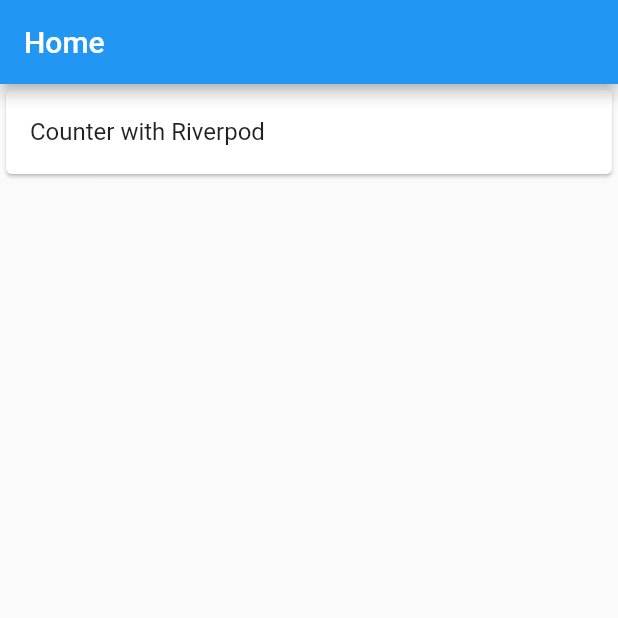
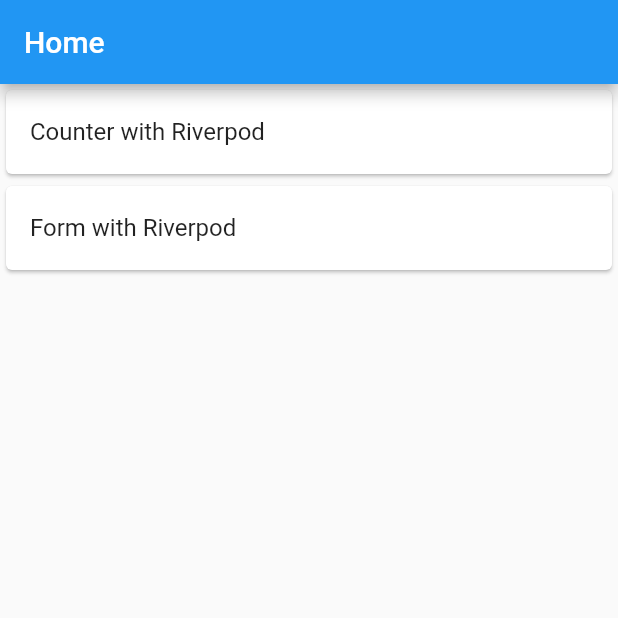
Before and after one commit to eno314/flutter_demo, a Flutter app: the screen it shows after launch, on a phone screen of 412 x 824 dp, the top half of it. Run offline on Flutter 3.47's test engine with Material 2 defaults, Android fonts, the phone set to English and light mode, and no system bars; our stand-ins replace flutter_riverpod.

Commit message:
add form page link to home.

```diff
--- /dev/null
+++ b/lib/form/form_page.dart
@@ -0,0 +1,20 @@
+import 'package:flutter/material.dart';
+
+class FormPage extends StatelessWidget {
+  static const title = 'Form with Riverpod';
+  static const route = '/form';
+
+  const FormPage({super.key});
+
+  @override
+  Widget build(BuildContext context) {
+    return Scaffold(
+      appBar: AppBar(
+        title: const Text(title),
+      ),
+      body: const Center(
+        child: Text('Form'),
+      ),
+    );
+  }
+}
--- a/lib/home/home_page.dart
+++ b/lib/home/home_page.dart
@@ -1,5 +1,6 @@
 import 'package:flutter/material.dart';
 import 'package:flutter_demo/counter/counter_page.dart';
+import 'package:flutter_demo/form/form_page.dart';
 import 'package:flutter_demo/home/home_props.dart';
 import 'package:flutter_demo/home/home_template.dart';
 
@@ -16,6 +17,7 @@ class HomePage extends StatelessWidget {
       routes: {
         '/': (context) => const _HomePage(),
         CounterPage.route: (context) => const CounterPage(),
+        FormPage.route: (context) => const FormPage(),
       },
     );
   }
@@ -30,17 +32,25 @@ class _HomePage extends StatelessWidget {
       props: HomeProps(
         title: 'Home',
         items: [
-          _counterListItemProps(context),
+          _counterPageListItemProps(),
+          _formPageListItemProps(),
         ],
       ),
       onTapListItem: (context, route) => Navigator.pushNamed(context, route),
     );
   }
 
-  HomeListItemProps _counterListItemProps(BuildContext context) {
+  HomeListItemProps _counterPageListItemProps() {
     return HomeListItemProps(
       title: CounterPage.title,
       route: CounterPage.route,
     );
   }
+
+  HomeListItemProps _formPageListItemProps() {
+    return HomeListItemProps(
+      title: FormPage.title,
+      route: FormPage.route,
+    );
+  }
 }
```
Also changed, not shown: 1 other file.
